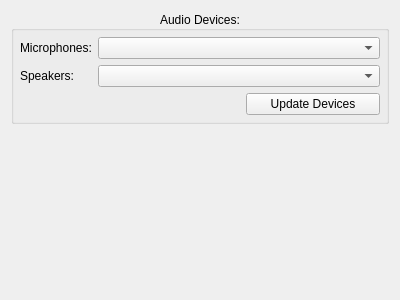
The window that ui/audiodevices.ui (tobiasschulz/call-qt) describes before a commit, drawn with Qt 5.
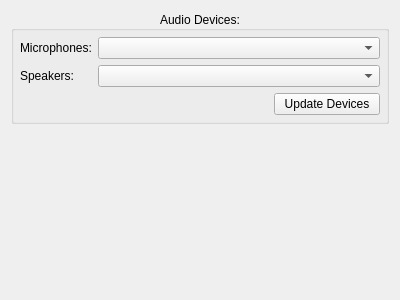
The same window after the commit.

```diff
--- a/ui/audiodevices.ui
+++ b/ui/audiodevices.ui
@@ -77,7 +77,7 @@
         </property>
         <property name="sizeHint" stdset="0">
          <size>
-          <width>220</width>
+          <width>237</width>
           <height>20</height>
          </size>
         </property>
@@ -86,13 +86,13 @@
       <item row="2" column="2">
        <widget class="QPushButton" name="pushButton">
         <property name="sizePolicy">
-         <sizepolicy hsizetype="Preferred" vsizetype="Fixed">
+         <sizepolicy hsizetype="Fixed" vsizetype="Fixed">
           <horstretch>0</horstretch>
           <verstretch>0</verstretch>
          </sizepolicy>
         </property>
         <property name="text">
-         <string>Update Devices</string>
+         <string>  Update Devices  </string>
         </property>
        </widget>
       </item>
```
Left out of the diff: 6 changed lines with no effect on the pictures.
